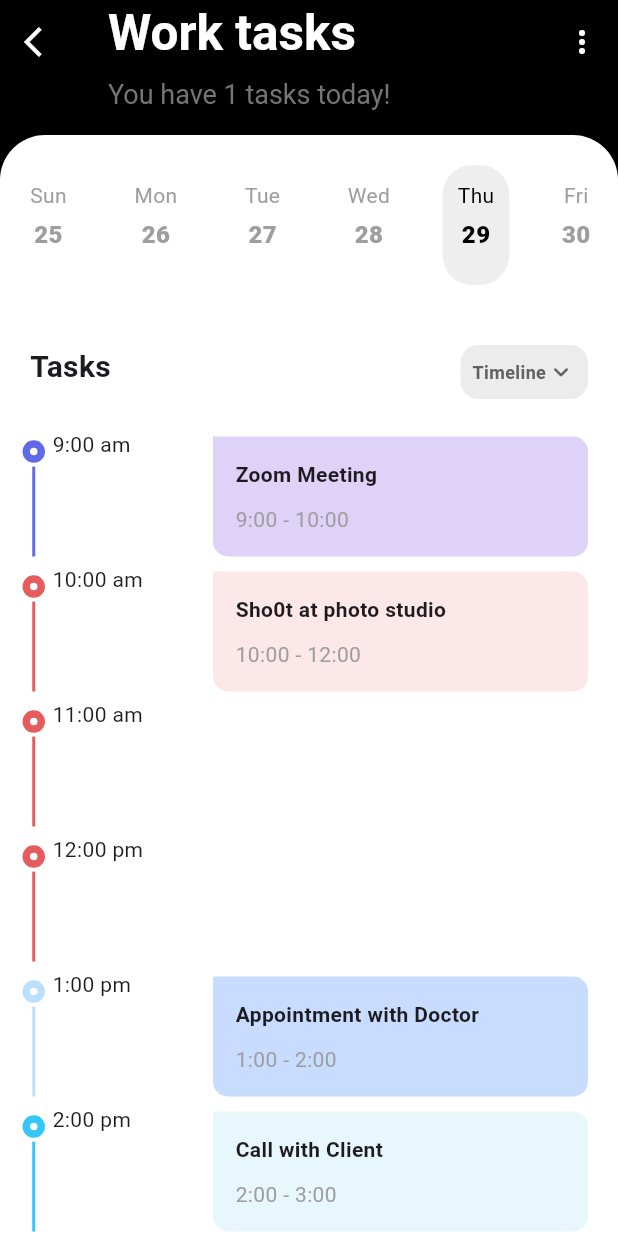
After one commit to 27thstein/ae_task_app, a Flutter app: the screen it shows after launch, after a tap on "Work", on a phone screen of 412 x 824 dp. The commit adds this screen. Run offline on Flutter 3.47's test engine with Material 3 defaults, Android fonts, the phone set to English and light mode, and no system bars; drawn by our look-alikes of timeline_tile; our stand-ins replace dotted_border.

Commit message:
detail page implementation

```diff
--- a/lib/models/task.dart
+++ b/lib/models/task.dart
@@ -7,6 +7,7 @@ class Task {
   Color? iconColor;
   Color? bgColor;
   Color? btnColor;
+  List<Map<String, dynamic>>? desc;
   num? left;
   num? done;
   bool? isLast;
@@ -17,6 +18,7 @@ class Task {
     this.iconColor,
     this.bgColor,
     this.btnColor,
+    this.desc,
     this.isLast = false,
     this.done,
     this.left,
@@ -32,7 +34,50 @@ class Task {
           btnColor: const Color.fromARGB(190, 245, 151, 151),
           left: 3,
           done: 1,
-      ),
+          desc: [
+            {
+              'time': '9:00 am',
+              'title': 'Go for a wal with dog',
+              'slot': '9:00 - 10:00',
+              'tlColor': TColors.red,
+              'bgColor': TColors.redAccent,
+            },
+            {
+              'time': '10:00 am',
+              'title': 'Shot on Dribbble',
+              'slot': '10:00 - 12:00',
+              'tlColor': TColors.purple,
+              'bgColor': TColors.purpleAccent,
+            },
+            {
+              'time': '11:00 am',
+              'title': '',
+              'slot': '',
+              'tlColor': TColors.purple,
+              'bgColor': TColors.purpleAccent,
+            },
+            {
+              'time': '12:00 pm',
+              'title': '',
+              'slot': '',
+              'tlColor': TColors.purple,
+              'bgColor': TColors.purpleAccent,
+            },
+            {
+              'time': '1:00 pm',
+              'title': '',
+              'slot': '',
+              'tlColor': Colors.grey.withOpacity(0.3),
+              'bgColor': Colors.grey.withOpacity(0.3),
+            },
+            {
+              'time': '2:00 pm',
+              'title': 'Call with Client',
+              'slot': '2:00 - 3:00',
+              'tlColor': TColors.blue,
+              'bgColor': TColors.blueAccent,
+            }
+          ]),
       Task(
           icon: Icons.cases_outlined,
           title: 'Work',
@@ -41,7 +86,57 @@ class Task {
           btnColor: const Color.fromARGB(192, 193, 169, 250),
           left: 1,
           done: 3,
-      ),
+          desc: [
+            {
+              'time': '9:00 am',
+              'title': 'Zoom Meeting',
+              'slot': '9:00 - 10:00',
+              'tlColor': TColors.purple,
+              'bgColor': TColors.purpleAccent,
+            },
+            {
+              'time': '10:00 am',
+              'title': 'Sho0t at photo studio',
+              'slot': '10:00 - 12:00',
+              'tlColor': TColors.red,
+              'bgColor': TColors.redAccent,
+            },
+            {
+              'time': '11:00 am',
+              'title': '',
+              'slot': '',
+              'tlColor': TColors.red,
+              'bgColor': TColors.redAccent,
+            },
+            {
+              'time': '12:00 pm',
+              'title': '',
+              'slot': '',
+              'tlColor': TColors.red,
+              'bgColor': TColors.redAccent,
+            },
+            {
+              'time': '1:00 pm',
+              'title': 'Appointment with Doctor',
+              'slot': '1:00 - 2:00',
+              'tlColor': Colors.blue.withOpacity(0.3),
+              'bgColor': Colors.blueAccent.withOpacity(0.3),
+            },
+            {
+              'time': '2:00 pm',
+              'title': 'Call with Client',
+              'slot': '2:00 - 3:00',
+              'tlColor': TColors.blue,
+              'bgColor': TColors.blueAccent,
+            },
+            {
+              'time': '3:00 pm',
+              'title': '',
+              'slot': '',
+              'tlColor': Colors.grey.withOpacity(0.3),
+              'bgColor': Colors.grey.withOpacity(0.3),
+            },
+          ]),
       Task(
           icon: Icons.favorite_rounded,
           title: 'Health',
@@ -50,6 +145,51 @@ class Task {
           btnColor: const Color.fromARGB(255, 128, 216, 245),
           left: 2,
           done: 1,
+          //  desc:
+          //  [
+          //   {
+          //     'time': '9:00 am',
+          //     'title': 'Go for a wal with dog',
+          //     'slot': '9:00 - 10:00',
+          //     'tlColor': TColors.blue,
+          //     'bgColor': TColors.blueAccent,
+          //   },
+          //   {
+          //     'time': '10:00 am',
+          //     'title': 'Shot on Dribbble',
+          //     'slot': '10:00 - 12:00',
+          //     'tlColor': TColors.purple,
+          //     'bgColor': TColors.purpleAccent,
+          //   },
+          //   {
+          //     'time': '11:00 am',
+          //     'title': '',
+          //     'slot': '',
+          //     'tlColor': TColors.purple,
+          //     'bgColor': TColors.purpleAccent,
+          //   },
+          //   {
+          //     'time': '12:00 pm',
+          //     'title': '',
+          //     'slot': '',
+          //     'tlColor': TColors.purple,
+          //     'bgColor': TColors.purpleAccent,
+          //   },
+          //   {
+          //     'time': '1:00 pm',
+          //     'title': '',
+          //     'slot': '',
+          //     'tlColor': Colors.grey.withOpacity(0.3),
+          //     'bgColor': Colors.grey.withOpacity(0.3),
+          //   },
+          //   {
+          //     'time': '2:00 pm',
+          //     'title': 'Call with Client',
+          //     'slot': '2:00 - 3:00',
+          //     'tlColor': TColors.red,
+          //     'bgColor': TColors.redAccent,
+          //   }
+          // ]
          ),
       Task(isLast: true),
     ];
--- /dev/null
+++ b/lib/screens/detail/detail_page.dart
@@ -0,0 +1,104 @@
+import 'package:ae_task_app/models/task.dart';
+import 'package:ae_task_app/screens/detail/widgets/date_picker.dart';
+import 'package:ae_task_app/screens/detail/widgets/task_timeline.dart';
+import 'package:ae_task_app/screens/detail/widgets/tasks_header.dart';
+import 'package:flutter/material.dart';
+
+class DetailPage extends StatelessWidget {
+  final Task task;
+  const DetailPage(this.task);
+
+  @override
+  Widget build(BuildContext context) {
+    final detailsList = task.desc;
+    return Scaffold(
+      backgroundColor: Colors.black,
+      body: CustomScrollView(
+        slivers: [
+          _detailAppBar(context),
+          SliverToBoxAdapter(
+            child: Container(
+              decoration: const BoxDecoration(
+                color: Colors.white,
+                borderRadius: BorderRadius.only(
+                  topLeft: Radius.circular(30),
+                  topRight: Radius.circular(30),
+                ),
+              ),
+              child: Column(
+                crossAxisAlignment: CrossAxisAlignment.start,
+                children: [
+                  DatePicker(),
+                  const TasksHeader(),
+                ],
+              ),
+            ),
+          ),
+          detailsList == null
+              ? SliverFillRemaining(
+                  child: Container(
+                      color: Colors.white,
+                      child: const Center(
+                        child: Text(
+                          'No tasks today!',
+                          style: TextStyle(color: Colors.grey, fontSize: 18),
+                        ),
+                      )),
+                )
+              : SliverList(
+                  delegate: SliverChildBuilderDelegate(
+                    (_, index) => TaskTimeline(detailsList[index]),
+                    childCount: detailsList.length,
+                  ),
+                )
+        ],
+      ),
+    );
+  }
+
+  Widget _detailAppBar(BuildContext context) {
+    return SliverAppBar(
+      expandedHeight: 90,
+      backgroundColor: Colors.black,
+      leading: IconButton(
+        onPressed: () {
+          Navigator.pop(context);
+        },
+        icon: const Icon(
+          Icons.arrow_back_ios,
+          color: Colors.white,
+        ),
+      ),
+      actions: [
+        IconButton(
+            onPressed: () {},
+            icon: const Icon(
+              Icons.more_vert_rounded,
+              color: Colors.white,
+            ))
+      ],
+      flexibleSpace: FlexibleSpaceBar(
+        title: Column(
+          mainAxisAlignment: MainAxisAlignment.end,
+          crossAxisAlignment: CrossAxisAlignment.start,
+          children: [
+            Text(
+              '${task.title} tasks',
+              style: const TextStyle(
+                color: Colors.white,
+                fontWeight: FontWeight.bold,
+              ),
+            ),
+            const SizedBox(
+              height: 5,
+            ),
+            Text(
+              'You have ${task.left} tasks today!',
+              style: TextStyle(fontSize: 12.0, color: Colors.grey.shade600),
+            )
+          ],
+        ),
+      ),
+    );
+  }
+}
--- /dev/null
+++ b/lib/screens/detail/widgets/date_picker.dart
@@ -0,0 +1,90 @@
+import 'package:flutter/material.dart';
+
+class DatePicker extends StatefulWidget {
+  @override
+  State<DatePicker> createState() => _DatePickerState();
+}
+
+class _DatePickerState extends State<DatePicker> {
+  final weekList = [
+    'Sun',
+    'Mon',
+    'Tue',
+    'Wed',
+    'Thu',
+    'Fri',
+    'Sat',
+  ];
+  final dayList = [
+    '25',
+    '26',
+    '27',
+    '28',
+    '29',
+    '30',
+    '31',
+  ];
+
+  var selectedIndex = 4;
+  @override
+  Widget build(BuildContext context) {
+    return Container(
+      height: 120,
+      padding: const EdgeInsets.symmetric(vertical: 20),
+      decoration: const BoxDecoration(
+        borderRadius: BorderRadius.only(
+          topLeft: Radius.circular(30),
+          topRight: Radius.circular(30),
+        ),
+      ),
+      child: ListView.separated(
+          scrollDirection: Axis.horizontal,
+          itemBuilder: (context, index) => GestureDetector(
+                onTap: () {
+                  setState(() {
+                    selectedIndex = index;
+                  });
+                },
+                child: Container(
+                  padding: const EdgeInsets.all(10),
+                  margin: const EdgeInsets.symmetric(horizontal: 10),
+                  decoration: BoxDecoration(
+                    color: selectedIndex == index
+                        ? Colors.grey.shade200
+                        : Colors.transparent,
+                    borderRadius: BorderRadius.circular(20),
+                  ),
+                  child: Column(
+                    children: [
+                      Text(
+                        weekList[index],
+                        style: TextStyle(
+                          color: selectedIndex == index
+                              ? Colors.black
+                              : Colors.grey,
+                        ),
+                      ),
+                      const SizedBox(
+                        height: 5,
+                      ),
+                      Text(
+                        dayList[index],
+                        style: TextStyle(
+                          fontWeight: FontWeight.w900,
+                          fontSize: 16,
+                          color: selectedIndex == index
+                              ? Colors.black
+                              : Colors.grey,
+                        ),
+                      ),
+                    ],
+                  ),
+                ),
+              ),
+          separatorBuilder: (_, index) => const SizedBox(
+                width: 5,
+              ),
+          itemCount: weekList.length),
+    );
+  }
+}
--- /dev/null
+++ b/lib/screens/detail/widgets/task_timeline.dart
@@ -0,0 +1,92 @@
+import 'package:flutter/material.dart';
+import 'package:timeline_tile/timeline_tile.dart';
+
+class TaskTimeline extends StatelessWidget {
+  final Map<String, dynamic> detail;
+  const TaskTimeline(this.detail);
+  @override
+  Widget build(BuildContext context) {
+    return Container(
+      padding: const EdgeInsets.symmetric(horizontal: 15),
+      color: Colors.white,
+      child: Row(
+        children: [
+          _buildTimeline(detail['tlColor']),
+          Expanded(
+            child: Row(
+              mainAxisAlignment: MainAxisAlignment.spaceBetween,
+              crossAxisAlignment: CrossAxisAlignment.start,
+              children: [
+                Text(detail['time']),
+                detail['title'].isNotEmpty
+                    ? _detailCard(
+                        detail['bgColor'],
+                        detail['title'],
+                        detail['slot'],
+                      )
+                    : _detailCard(Colors.transparent, '', ''),
+              ],
+            ),
+          ),
+        ],
+      ),
+    );
+  }
+
+  Widget _buildTimeline(Color color) {
+    return SizedBox(
+      height: 80,
+      width: 20,
+      child: TimelineTile(
+        alignment: TimelineAlign.manual,
+        isFirst: true,
+        lineXY: 0,
+        indicatorStyle: IndicatorStyle(
+          indicatorXY: 0,
+          width: 15,
+          indicator: Container(
+            decoration: BoxDecoration(
+              color: Colors.white,
+              shape: BoxShape.circle,
+              border: Border.all(width: 5, color: color),
+            ),
+          ),
+        ),
+        afterLineStyle: LineStyle(thickness: 2, color: color),
+      ),
+    );
+  }
+
+  Widget _detailCard(Color bgColor, String title, String slot) {
+    return Container(
+      padding: const EdgeInsets.all(15),
+      margin: const EdgeInsets.all(5),
+      width: 250,
+      height: 80,
+      decoration: BoxDecoration(
+        color: bgColor,
+        borderRadius: const BorderRadius.only(
+          topRight: Radius.circular(10),
+          bottomLeft: Radius.circular(10),
+          bottomRight: Radius.circular(10),
+        ),
+      ),
+      child: Column(
+        crossAxisAlignment: CrossAxisAlignment.start,
+        children: [
+          Text(
+            title,
+            style: const TextStyle(fontWeight: FontWeight.bold),
+          ),
+          const SizedBox(
+            height: 10,
+          ),
+          Text(
+            slot,
+            style: const TextStyle(color: Colors.grey),
+          ),
+        ],
+      ),
+    );
+  }
+}
--- /dev/null
+++ b/lib/screens/detail/widgets/tasks_header.dart
@@ -0,0 +1,48 @@
+import 'package:flutter/material.dart';
+
+class TasksHeader extends StatelessWidget {
+  const TasksHeader({super.key});
+
+  @override
+  Widget build(BuildContext context) {
+    return Padding(
+      padding: const EdgeInsets.all(20.0),
+      child: Row(
+        crossAxisAlignment: CrossAxisAlignment.start,
+        mainAxisAlignment: MainAxisAlignment.spaceBetween,
+        children: [
+          const Text(
+            'Tasks',
+            style: TextStyle(fontSize: 20, fontWeight: FontWeight.bold),
+          ),
+          Container(
+            decoration: BoxDecoration(
+              color: Colors.grey.withOpacity(0.2),
+              borderRadius: BorderRadius.circular(12),
+            ),
+            padding: const EdgeInsets.all(8),
+            child: Row(
+              children: [
+                Text(
+                  'Timeline',
+                  style: TextStyle(
+                      color: Colors.grey[700],
+                      fontSize: 12,
+                      fontWeight: FontWeight.w600),
+                ),
+                // SizedBox(
+                //   width: 5,
+                // ),
+                Icon(
+                  Icons.keyboard_arrow_down_rounded,
+                  size: 20,
+                  color: Colors.grey[700],
+                ),
+              ],
+            ),
+          )
+        ],
+      ),
+    );
+  }
+}
--- a/lib/screens/home/widgets/tasks.dart
+++ b/lib/screens/home/widgets/tasks.dart
@@ -1,4 +1,5 @@
 import 'package:ae_task_app/models/task.dart';
+import 'package:ae_task_app/screens/detail/detail_page.dart';
 import 'package:dotted_border/dotted_border.dart';
 import 'package:flutter/material.dart';
 
@@ -34,7 +35,16 @@ class Tasks extends StatelessWidget {
 
 // Build card for regular task
 Widget _buildTaskCard(BuildContext context, Task task) {
-  return Container(
+  return GestureDetector(
+    onTap: () {
+      Navigator.push(
+        context,
+        MaterialPageRoute(
+          builder: (contex) => DetailPage(task),
+        ),
+      );
+    },
+    child: Container(
       decoration: BoxDecoration(
         color: task.bgColor,
         borderRadius: BorderRadius.circular(15),
@@ -65,6 +75,7 @@ Widget _buildTaskCard(BuildContext context, Task task) {
             ],
           ),
         ],
+      ),
     ),
   );
 }
@@ -105,9 +116,7 @@ Widget _buildStatusCircle(num value, String label, Color color) {
 
 Widget _buildAddTaskCard() {
   return GestureDetector(
-    onTap: () {
-
-    },
+    onTap: () {},
     child: DottedBorder(
       color: Colors.grey,
       borderType: BorderType.RRect,
--- a/pubspec.yaml
+++ b/pubspec.yaml
@@ -36,6 +36,7 @@ dependencies:
   # Use with the CupertinoIcons class for iOS style icons.
   cupertino_icons: ^1.0.6
   dotted_border: ^2.1.0
+  timeline_tile: ^2.0.0
 
 dev_dependencies:
   flutter_test:
```
Also changed, not shown: lib/screens/home/home_page.dart (+8 -0 lines), pubspec.lock. Lines whose indentation alone changed are shown as unchanged.
